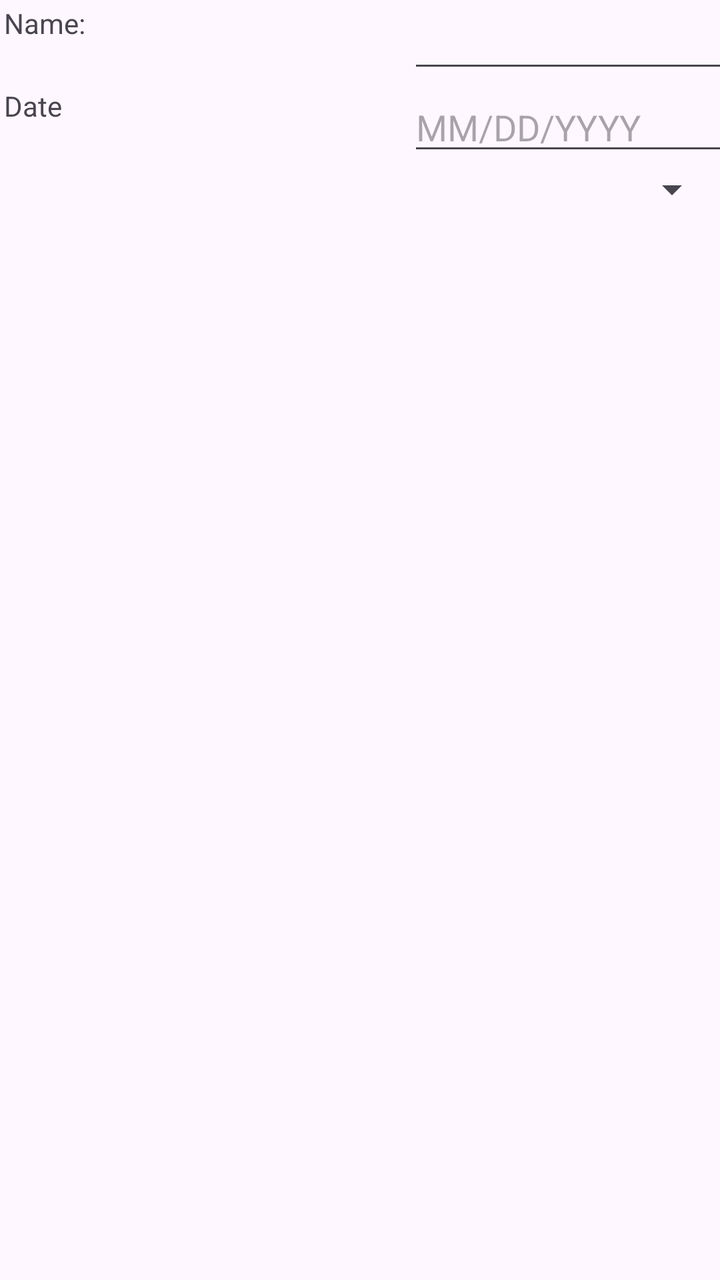
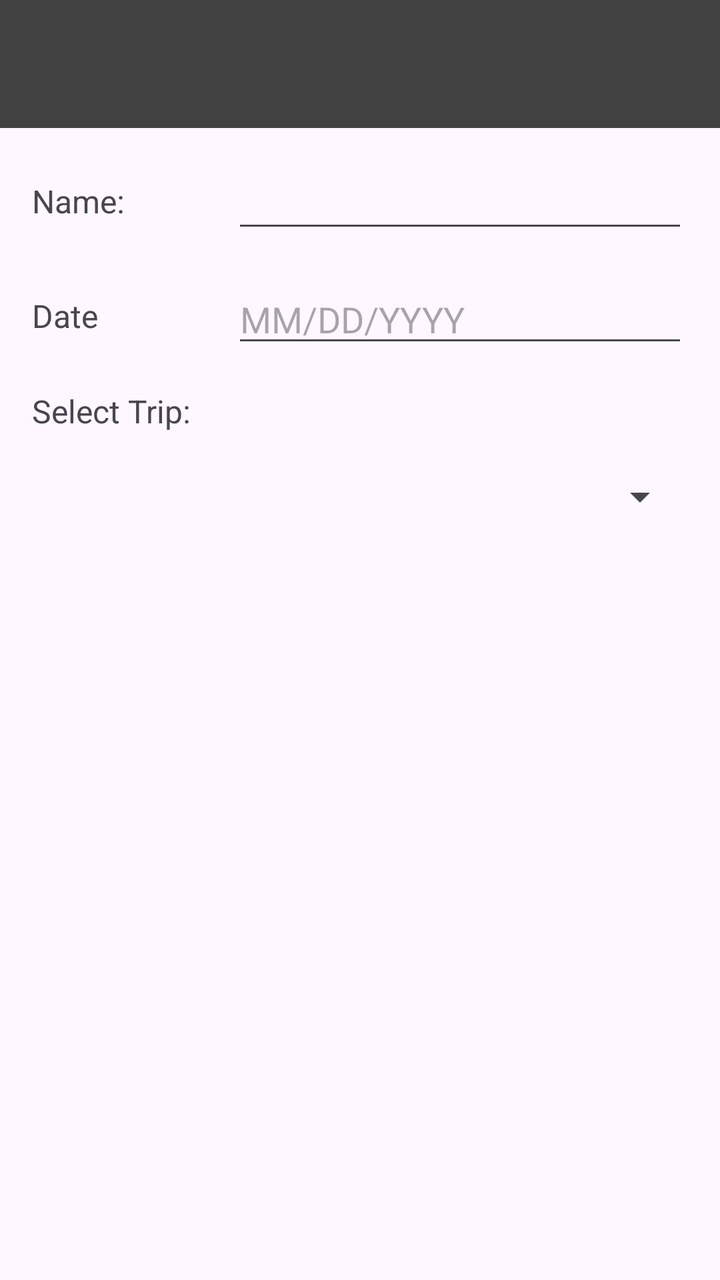

The first picture is an Android layout as it rendered before a commit; the second is the same layout after the commit. The layout source and the unified diff follow.
<!-- AndroidManifest.xml: application theme Theme.D424softwareengineeringcapstonee -->
<!-- res/layout/activity_conf_details.xml -->
<?xml version="1.0" encoding="utf-8"?>
<androidx.constraintlayout.widget.ConstraintLayout xmlns:android="http://schemas.android.com/apk/res/android"
    xmlns:app="http://schemas.android.com/apk/res-auto"
    xmlns:tools="http://schemas.android.com/tools"
    android:id="@+id/main"
    android:layout_width="match_parent"
    android:layout_height="match_parent"
    tools:context=".activities.ConfDetails">

    <LinearLayout
        android:layout_width="match_parent"
        android:layout_height="match_parent"
        android:orientation="vertical"
        tools:layout_editor_absolouteX= "-64dp"
        tools:layout_editor_absoluteY="46dp">

        <androidx.appcompat.widget.LinearLayoutCompat
            android:layout_width="wrap_content"
            android:layout_height="wrap_content"
            android:orientation="horizontal">

            <TextView
                android:layout_margin="2dp"
                android:layout_width="200dp"
                android:layout_height="match_parent"
                android:text="Name:"/>
            <EditText
                android:id="@+id/excursionName"
                android:layout_width="200dp"
                android:layout_height="match_parent"/>
        </androidx.appcompat.widget.LinearLayoutCompat>
        <LinearLayout
            android:layout_width="match_parent"
            android:layout_height="wrap_content"
            android:orientation="horizontal">

            <TextView
                android:layout_margin="2dp"
                android:layout_width="200dp"
                android:layout_height="match_parent"
                android:text="Date"/>
            <EditText
                android:layout_width="200dp"
                android:layout_height="wrap_content"
                android:clickable="true"
                android:inputType="none"
                android:hint="MM/DD/YYYY"
                android:id="@+id/date"/>
        </LinearLayout>
        <Spinner
            android:id="@+id/spinner"
            android:layout_width="match_parent"
            android:layout_height="wrap_content"/>
    </LinearLayout>

</androidx.constraintlayout.widget.ConstraintLayout>
<!-- resources referenced by this layout -->
<resources>
  <style name="Theme.D424softwareengineeringcapstonee" parent="Base.Theme.D424softwareengineeringcapstonee" />
  <style name="Base.Theme.D424softwareengineeringcapstonee" parent="Theme.Material3.DayNight">
          
          
      </style>
</resources>

<!-- the commit's change to res/layout/activity_conf_details.xml (unified diff, before → after) -->
@@ -6,51 +6,83 @@
     android:layout_width="match_parent"
     android:layout_height="match_parent"
     tools:context=".activities.ConfDetails">
+    <androidx.appcompat.widget.Toolbar
+        android:id="@+id/toolbar2"
+        android:layout_width="0dp"
+        android:layout_height="?attr/actionBarSize"
+        android:background="#424242"
+        android:theme="@style/ThemeOverlay.AppCompat.Dark.ActionBar"
+        app:layout_constraintEnd_toEndOf="parent"
+        app:layout_constraintTop_toTopOf="parent"
+        app:layout_constraintStart_toStartOf="parent"
+        app:popupTheme="@style/ThemeOverlay.AppCompat.Light" />
+    <ScrollView
+        android:layout_width="0dp"
+        android:layout_height="0dp"
+        android:padding="16dp"
+        app:layout_constraintTop_toBottomOf="@+id/toolbar2"
+        app:layout_constraintBottom_toBottomOf="parent"
+        app:layout_constraintEnd_toEndOf="parent"
+        app:layout_constraintStart_toStartOf="parent">
 
-    <LinearLayout
-        android:layout_width="match_parent"
-        android:layout_height="match_parent"
-        android:orientation="vertical"
-        tools:layout_editor_absolouteX= "-64dp"
-        tools:layout_editor_absoluteY="46dp">
-
-        <androidx.appcompat.widget.LinearLayoutCompat
-            android:layout_width="wrap_content"
-            android:layout_height="wrap_content"
-            android:orientation="horizontal">
-
-            <TextView
-                android:layout_margin="2dp"
-                android:layout_width="200dp"
-                android:layout_height="match_parent"
-                android:text="Name:"/>
-            <EditText
-                android:id="@+id/excursionName"
-                android:layout_width="200dp"
-                android:layout_height="match_parent"/>
-        </androidx.appcompat.widget.LinearLayoutCompat>
         <LinearLayout
             android:layout_width="match_parent"
             android:layout_height="wrap_content"
-            android:orientation="horizontal">
+            android:orientation="vertical">
+            <LinearLayout
+                android:layout_width="match_parent"
+                android:layout_height="wrap_content"
+                android:orientation="horizontal"
+                android:layout_marginBottom="16dp">
+
+                <TextView
+                    android:layout_width="100dp"
+                    android:layout_height="wrap_content"
+                    android:textSize="16sp"
+                    android:layout_gravity="center_vertical"
+                    android:text="Name:" />
+
+                <EditText
+                    android:id="@+id/excursionName"
+                    android:layout_width="0dp"
+                    android:layout_weight="1"
+                    android:layout_height="wrap_content" />
+            </LinearLayout>
+            <LinearLayout
+                android:layout_width="match_parent"
+                android:layout_height="wrap_content"
+                android:orientation="horizontal"
+                android:layout_marginBottom="16dp">
+
+                <TextView
+                    android:layout_width="100dp"
+                    android:textSize="16sp"
+                    android:layout_height="wrap_content"
+                    android:text="Date"
+                    android:layout_gravity="center_vertical"/>
+                <EditText
+                    android:layout_width="0dp"
+                    android:layout_weight="1"
+                    android:layout_height="wrap_content"
+                    android:clickable="true"
+                    android:inputType="none"
+                    android:hint="MM/DD/YYYY"
+                    android:id="@+id/date"/>
+            </LinearLayout>
 
             <TextView
-                android:layout_margin="2dp"
-                android:layout_width="200dp"
-                android:layout_height="match_parent"
-                android:text="Date"/>
-            <EditText
-                android:layout_width="200dp"
+                android:layout_width="wrap_content"
                 android:layout_height="wrap_content"
-                android:clickable="true"
-                android:inputType="none"
-                android:hint="MM/DD/YYYY"
-                android:id="@+id/date"/>
-        </LinearLayout>
-        <Spinner
-            android:id="@+id/spinner"
-            android:layout_width="match_parent"
-            android:layout_height="wrap_content"/>
+                android:text="Select Trip:"
+                android:textSize="16sp"
+                android:layout_marginBottom="8dp"/>
+
+            <Spinner
+                android:id="@+id/spinner"
+                android:layout_width="match_parent"
+                android:layout_height="wrap_content"
+                android:minHeight="48dp"/>
     </LinearLayout>
+    </ScrollView>
 
 </androidx.constraintlayout.widget.ConstraintLayout>
